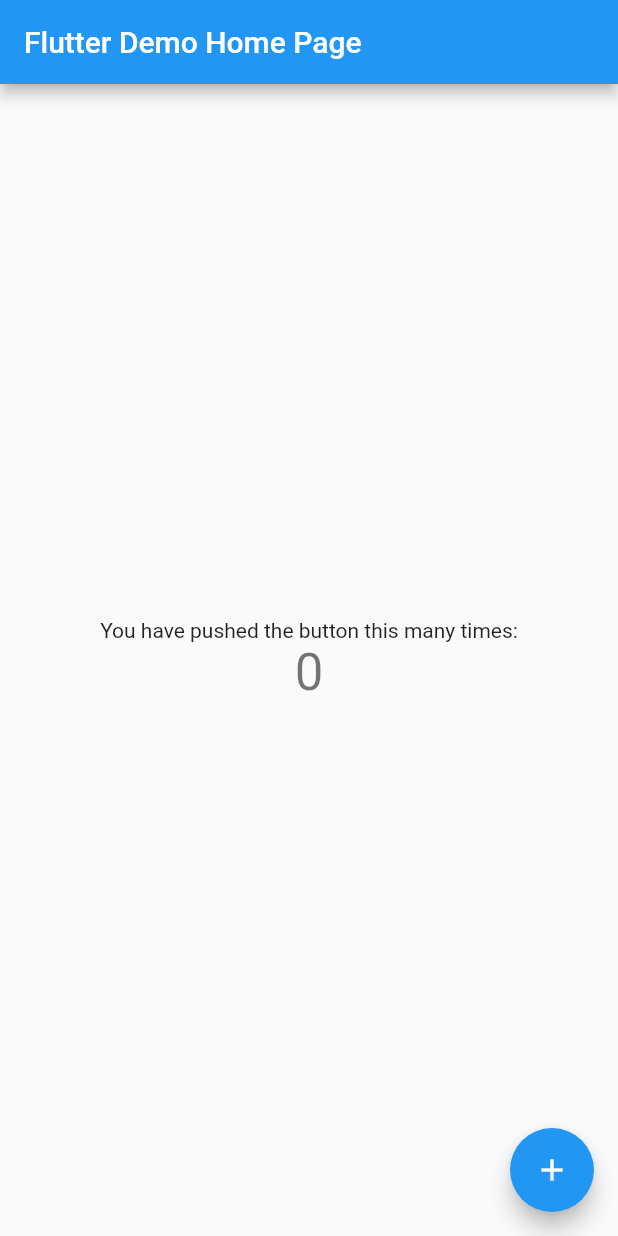
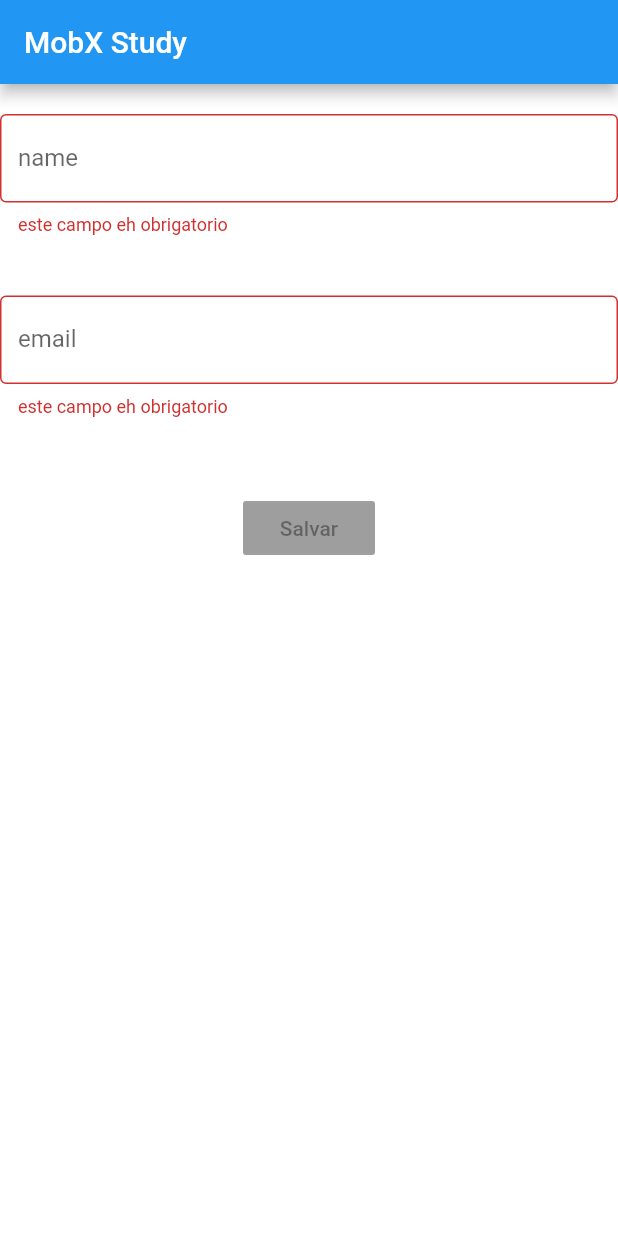
Before and after one commit to pedrocganem/mobx_study, a Flutter app: the screen it shows after launch, on a phone screen of 412 x 824 dp. Run offline on Flutter 3.47's test engine with Material 2 defaults, Android fonts, the phone set to English and light mode, and no system bars; our stand-ins replace flutter_mobx, mobx; generated files the repository leaves out were written again.

Commit message:
mobx observables, actions and computeds

```diff
--- /dev/null
+++ b/lib/controller/controller.dart
@@ -0,0 +1,28 @@
+import 'package:mobx/mobx.dart';
+import 'package:mobx_study/model/client.dart';
+part 'controller.g.dart';
+
+class Controller = _ControllerBase with _$Controller;
+
+abstract class _ControllerBase with Store {
+  var client = Client();
+
+  @computed
+  bool get isValid {
+    return validateName() == null && validateEmail() == null;
+  }
+
+  String validateName() {
+    if (client.name == null || client.name.isEmpty) {
+      return 'este campo eh obrigatorio';
+    }
+    return null;
+  }
+
+  String validateEmail() {
+    if (client.email == null || client.email.isEmpty) {
+      return 'este campo eh obrigatorio';
+    }
+    return null;
+  }
+}
--- a/lib/main.dart
+++ b/lib/main.dart
@@ -1,117 +1,10 @@
 import 'package:flutter/material.dart';
+import 'package:flutter_mobx/flutter_mobx.dart';
+import 'package:mobx/mobx.dart';
+import 'view/home.dart';
 
 void main() {
-  runApp(MyApp());
+  runApp(MaterialApp(
+    home: HomePage(),
+  ));
 }
-
-class MyApp extends StatelessWidget {
-  // This widget is the root of your application.
-  @override
-  Widget build(BuildContext context) {
-    return MaterialApp(
-      title: 'Flutter Demo',
-      theme: ThemeData(
-        // This is the theme of your application.
-        //
-        // Try running your application with "flutter run". You'll see the
-        // application has a blue toolbar. Then, without quitting the app, try
-        // changing the primarySwatch below to Colors.green and then invoke
-        // "hot reload" (press "r" in the console where you ran "flutter run",
-        // or simply save your changes to "hot reload" in a Flutter IDE).
-        // Notice that the counter didn't reset back to zero; the application
-        // is not restarted.
-        primarySwatch: Colors.blue,
-        // This makes the visual density adapt to the platform that you run
-        // the app on. For desktop platforms, the controls will be smaller and
-        // closer together (more dense) than on mobile platforms.
-        visualDensity: VisualDensity.adaptivePlatformDensity,
-      ),
-      home: MyHomePage(title: 'Flutter Demo Home Page'),
-    );
-  }
-}
-
-class MyHomePage extends StatefulWidget {
-  MyHomePage({Key key, this.title}) : super(key: key);
-
-  // This widget is the home page of your application. It is stateful, meaning
-  // that it has a State object (defined below) that contains fields that affect
-  // how it looks.
-
-  // This class is the configuration for the state. It holds the values (in this
-  // case the title) provided by the parent (in this case the App widget) and
-  // used by the build method of the State. Fields in a Widget subclass are
-  // always marked "final".
-
-  final String title;
-
-  @override
-  _MyHomePageState createState() => _MyHomePageState();
-}
-
-class _MyHomePageState extends State<MyHomePage> {
-  int _counter = 0;
-
-  void _incrementCounter() {
-    setState(() {
-      // This call to setState tells the Flutter framework that something has
-      // changed in this State, which causes it to rerun the build method below
-      // so that the display can reflect the updated values. If we changed
-      // _counter without calling setState(), then the build method would not be
-      // called again, and so nothing would appear to happen.
-      _counter++;
-    });
-  }
-
-  @override
-  Widget build(BuildContext context) {
-    // This method is rerun every time setState is called, for instance as done
-    // by the _incrementCounter method above.
-    //
-    // The Flutter framework has been optimized to make rerunning build methods
-    // fast, so that you can just rebuild anything that needs updating rather
-    // than having to individually change instances of widgets.
-    return Scaffold(
-      appBar: AppBar(
-        // Here we take the value from the MyHomePage object that was created by
-        // the App.build method, and use it to set our appbar title.
-        title: Text(widget.title),
-      ),
-      body: Center(
-        // Center is a layout widget. It takes a single child and positions it
-        // in the middle of the parent.
-        child: Column(
-          // Column is also a layout widget. It takes a list of children and
-          // arranges them vertically. By default, it sizes itself to fit its
-          // children horizontally, and tries to be as tall as its parent.
-          //
-          // Invoke "debug painting" (press "p" in the console, choose the
-          // "Toggle Debug Paint" action from the Flutter Inspector in Android
-          // Studio, or the "Toggle Debug Paint" command in Visual Studio Code)
-          // to see the wireframe for each widget.
-          //
-          // Column has various properties to control how it sizes itself and
-          // how it positions its children. Here we use mainAxisAlignment to
-          // center the children vertically; the main axis here is the vertical
-          // axis because Columns are vertical (the cross axis would be
-          // horizontal).
-          mainAxisAlignment: MainAxisAlignment.center,
-          children: <Widget>[
-            Text(
-              'You have pushed the button this many times:',
-            ),
-            Text(
-              '$_counter',
-              style: Theme.of(context).textTheme.headline4,
-            ),
-          ],
-        ),
-      ),
-      floatingActionButton: FloatingActionButton(
-        onPressed: _incrementCounter,
-        tooltip: 'Increment',
-        child: Icon(Icons.add),
-      ), // This trailing comma makes auto-formatting nicer for build methods.
-    );
-  }
-}
--- /dev/null
+++ b/lib/model/client.dart
@@ -0,0 +1,21 @@
+import 'package:mobx/mobx.dart';
+part 'client.g.dart';
+
+class Client = _ClientBase with _$Client;
+
+abstract class _ClientBase with Store {
+  @observable
+  String name;
+  @action
+  changeName(String newName) => name = newName;
+
+  @observable
+  String email;
+  @action
+  changeEmail(String newEmail) => email = newEmail;
+
+  @observable
+  String cpf;
+  @action
+  changeCpf(String newCpf) => cpf = newCpf;
+}
--- /dev/null
+++ b/lib/view/home.dart
@@ -0,0 +1,74 @@
+import 'package:flutter/material.dart';
+import 'package:flutter_mobx/flutter_mobx.dart';
+import 'package:mobx/mobx.dart';
+import 'package:mobx_study/controller/controller.dart';
+
+class HomePage extends StatefulWidget {
+  @override
+  _HomePageState createState() => _HomePageState();
+}
+
+class _HomePageState extends State<HomePage> {
+  final controller = Controller();
+
+  _textField({String labelText, onChanged, Function() errorText}) {
+    return TextField(
+      onChanged: onChanged,
+      decoration: InputDecoration(
+        border: OutlineInputBorder(),
+        labelText: labelText,
+        errorText: errorText == null ? null : errorText(),
+      ),
+    );
+  }
+
+  @override
+  Widget build(BuildContext context) {
+    return Scaffold(
+      backgroundColor: Colors.white,
+      appBar: AppBar(
+        backgroundColor: Colors.blue,
+        title: Text('MobX Study'),
+      ),
+      body: Column(
+        children: [
+          SizedBox(
+            height: 20,
+          ),
+          Observer(
+            builder: (_) {
+              return _textField(
+                labelText: 'name',
+                onChanged: controller.client.changeName,
+                errorText: controller.validateName,
+              );
+            },
+          ),
+          SizedBox(
+            height: 40,
+          ),
+          Observer(
+            builder: (_) {
+              return _textField(
+                labelText: 'email',
+                onChanged: controller.client.changeEmail,
+                errorText: controller.validateName,
+              );
+            },
+          ),
+          SizedBox(
+            height: 50,
+          ),
+          Observer(
+            builder: (_) {
+              return RaisedButton(
+                onPressed: controller.isValid ? () {} : null,
+                child: Text('Salvar'),
+              );
+            },
+          )
+        ],
+      ),
+    );
+  }
+}
--- a/pubspec.yaml
+++ b/pubspec.yaml
@@ -28,10 +28,15 @@ dependencies:
   # The following adds the Cupertino Icons font to your application.
   # Use with the CupertinoIcons class for iOS style icons.
   cupertino_icons: ^1.0.0
+  mobx:
+  flutter_mobx:
+  provider:
 
 dev_dependencies:
   flutter_test:
     sdk: flutter
+  mobx_codegen:
+  build_runner:
 
 # For information on the generic Dart part of this file, see the
 # following page: https://dart.dev/tools/pub/pubspec
```
Also changed, not shown: lib/controller/controller.g.dart (added), lib/model/client.g.dart (added), pubspec.lock, 2 other files.
